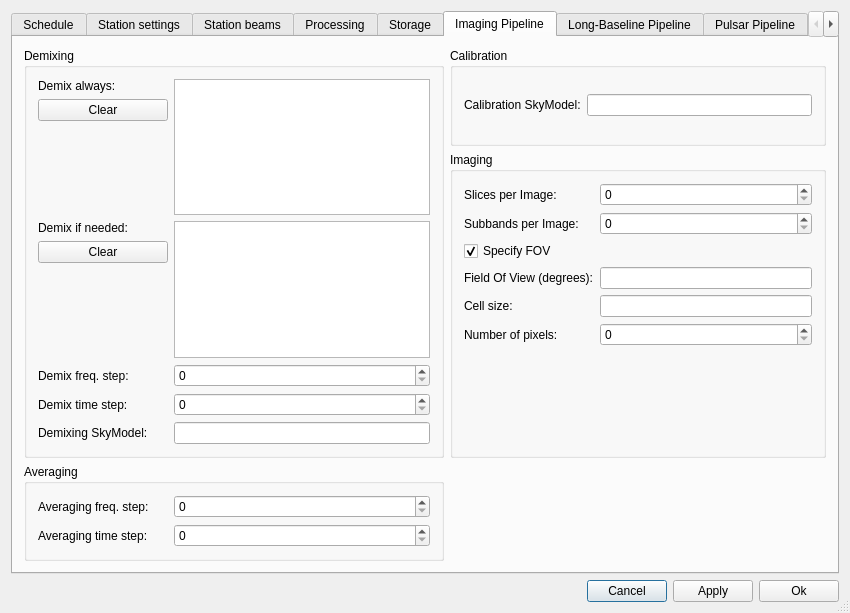
Old version of the form branches/Scheduler-Task6685/SAS/Scheduler/src/taskdialog.ui in the repository jjdmol/LOFAR.
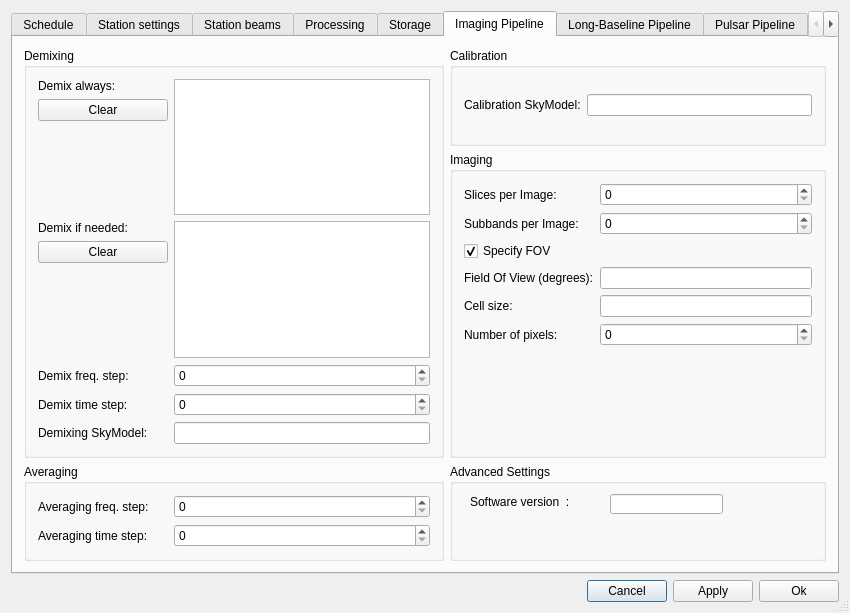
New version of the form. The open tabs and pages were chosen to show the change. Custom widgets are drawn as their Qt base class.

Commit message: Task #6685: Commit is first steps to add the box to the gui. Model changes are not yet done

What changed in the file:
```diff
--- a/branches/Scheduler-Task6685/SAS/Scheduler/src/taskdialog.ui
+++ b/branches/Scheduler-Task6685/SAS/Scheduler/src/taskdialog.ui
@@ -2577,6 +2577,39 @@
          </layout>
         </widget>
        </item>
+       <item row="4" column="2">
+        <widget class="QGroupBox" name="groupBoxAdvancedPipelineSettings">
+         <property name="title">
+          <string>Advanced Settings</string>
+         </property>
+         <widget class="LineEdit" name="lineEditSoftwareVersion">
+          <property name="geometry">
+           <rect>
+            <x>160</x>
+            <y>30</y>
+            <width>113</width>
+            <height>20</height>
+           </rect>
+          </property>
+          <property name="toolTip">
+           <string>Software version to use when running this pipeline (advanced usage)</string>
+          </property>
+         </widget>
+         <widget class="QLabel" name="label_24">
+          <property name="geometry">
+           <rect>
+            <x>20</x>
+            <y>30</y>
+            <width>101</width>
+            <height>16</height>
+           </rect>
+          </property>
+          <property name="text">
+           <string>Software version  :</string>
+          </property>
+         </widget>
+        </widget>
+       </item>
       </layout>
      </widget>
      <widget class="QWidget" name="tab_LongBaselinePipeline">
```
Left out of the diff: 384 changed lines with no effect on the pictures. The commit also changes 3 other files.
